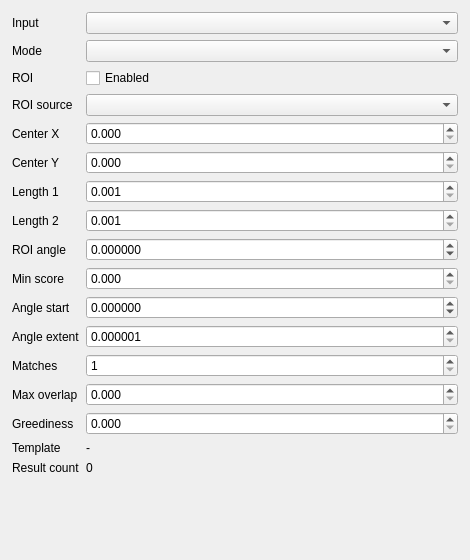
This is XVision/XvFuncCollection/XvFuncSystem/Location/HModelMatchWdg.ui in peopleyoung/XVision as Qt 5 draws it before an edit. The edited form follows.
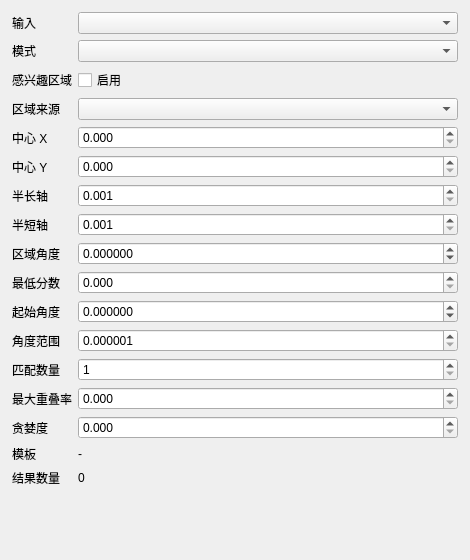
This is the edited form.

```diff
--- a/XVision/XvFuncCollection/XvFuncSystem/Location/HModelMatchWdg.ui
+++ b/XVision/XvFuncCollection/XvFuncSystem/Location/HModelMatchWdg.ui
@@ -14,39 +14,39 @@
    <item>
     <layout class="QFormLayout" name="formLayout">
      <property name="fieldGrowthPolicy"><enum>QFormLayout::AllNonFixedFieldsGrow</enum></property>
-     <item row="0" column="0"><widget class="QLabel" name="lbInputImage"><property name="text"><string>Input</string></property></widget></item>
+     <item row="0" column="0"><widget class="QLabel" name="lbInputImage"><property name="text"><string>输入</string></property></widget></item>
      <item row="0" column="1"><widget class="QComboBox" name="cmbInputImage"/></item>
-     <item row="1" column="0"><widget class="QLabel" name="lbMode"><property name="text"><string>Mode</string></property></widget></item>
+     <item row="1" column="0"><widget class="QLabel" name="lbMode"><property name="text"><string>模式</string></property></widget></item>
      <item row="1" column="1"><widget class="QComboBox" name="cmbMode"/></item>
-     <item row="2" column="0"><widget class="QLabel" name="lbUseRoi"><property name="text"><string>ROI</string></property></widget></item>
-     <item row="2" column="1"><widget class="QCheckBox" name="ckbUseRoi"><property name="text"><string>Enabled</string></property></widget></item>
-     <item row="3" column="0"><widget class="QLabel" name="lbRoiSource"><property name="text"><string>ROI source</string></property></widget></item>
+     <item row="2" column="0"><widget class="QLabel" name="lbUseRoi"><property name="text"><string>感兴趣区域</string></property></widget></item>
+     <item row="2" column="1"><widget class="QCheckBox" name="ckbUseRoi"><property name="text"><string>启用</string></property></widget></item>
+     <item row="3" column="0"><widget class="QLabel" name="lbRoiSource"><property name="text"><string>区域来源</string></property></widget></item>
      <item row="3" column="1"><widget class="QComboBox" name="cmbTemplateRoi"/></item>
-     <item row="4" column="0"><widget class="QLabel" name="lbRoiX"><property name="text"><string>Center X</string></property></widget></item>
+     <item row="4" column="0"><widget class="QLabel" name="lbRoiX"><property name="text"><string>中心 X</string></property></widget></item>
      <item row="4" column="1"><widget class="QDoubleSpinBox" name="dsbRoiX"><property name="maximum"><double>1000000.000000000000000</double></property><property name="decimals"><number>3</number></property></widget></item>
-     <item row="5" column="0"><widget class="QLabel" name="lbRoiY"><property name="text"><string>Center Y</string></property></widget></item>
+     <item row="5" column="0"><widget class="QLabel" name="lbRoiY"><property name="text"><string>中心 Y</string></property></widget></item>
      <item row="5" column="1"><widget class="QDoubleSpinBox" name="dsbRoiY"><property name="maximum"><double>1000000.000000000000000</double></property><property name="decimals"><number>3</number></property></widget></item>
-     <item row="6" column="0"><widget class="QLabel" name="lbLength1"><property name="text"><string>Length 1</string></property></widget></item>
+     <item row="6" column="0"><widget class="QLabel" name="lbLength1"><property name="text"><string>半长轴</string></property></widget></item>
      <item row="6" column="1"><widget class="QDoubleSpinBox" name="dsbLength1"><property name="minimum"><double>0.001000000000000</double></property><property name="maximum"><double>1000000.000000000000000</double></property><property name="decimals"><number>3</number></property></widget></item>
-     <item row="7" column="0"><widget class="QLabel" name="lbLength2"><property name="text"><string>Length 2</string></property></widget></item>
+     <item row="7" column="0"><widget class="QLabel" name="lbLength2"><property name="text"><string>半短轴</string></property></widget></item>
      <item row="7" column="1"><widget class="QDoubleSpinBox" name="dsbLength2"><property name="minimum"><double>0.001000000000000</double></property><property name="maximum"><double>1000000.000000000000000</double></property><property name="decimals"><number>3</number></property></widget></item>
-     <item row="8" column="0"><widget class="QLabel" name="lbRoiAngle"><property name="text"><string>ROI angle</string></property></widget></item>
+     <item row="8" column="0"><widget class="QLabel" name="lbRoiAngle"><property name="text"><string>区域角度</string></property></widget></item>
      <item row="8" column="1"><widget class="QDoubleSpinBox" name="dsbRoiAngle"><property name="minimum"><double>-1000.000000000000000</double></property><property name="maximum"><double>1000.000000000000000</double></property><property name="decimals"><number>6</number></property></widget></item>
-     <item row="9" column="0"><widget class="QLabel" name="lbMinScore"><property name="text"><string>Min score</string></property></widget></item>
+     <item row="9" column="0"><widget class="QLabel" name="lbMinScore"><property name="text"><string>最低分数</string></property></widget></item>
      <item row="9" column="1"><widget class="QDoubleSpinBox" name="dsbMinScore"><property name="maximum"><double>1.000000000000000</double></property><property name="singleStep"><double>0.050000000000000</double></property><property name="decimals"><number>3</number></property></widget></item>
-     <item row="10" column="0"><widget class="QLabel" name="lbAngleStart"><property name="text"><string>Angle start</string></property></widget></item>
+     <item row="10" column="0"><widget class="QLabel" name="lbAngleStart"><property name="text"><string>起始角度</string></property></widget></item>
      <item row="10" column="1"><widget class="QDoubleSpinBox" name="dsbAngleStart"><property name="minimum"><double>-1000.000000000000000</double></property><property name="maximum"><double>1000.000000000000000</double></property><property name="decimals"><number>6</number></property></widget></item>
-     <item row="11" column="0"><widget class="QLabel" name="lbAngleExtent"><property name="text"><string>Angle extent</string></property></widget></item>
+     <item row="11" column="0"><widget class="QLabel" name="lbAngleExtent"><property name="text"><string>角度范围</string></property></widget></item>
      <item row="11" column="1"><widget class="QDoubleSpinBox" name="dsbAngleExtent"><property name="minimum"><double>0.000001000000000</double></property><property name="maximum"><double>6.283185307179586</double></property><property name="decimals"><number>6</number></property></widget></item>
-     <item row="12" column="0"><widget class="QLabel" name="lbNumMatches"><property name="text"><string>Matches</string></property></widget></item>
+     <item row="12" column="0"><widget class="QLabel" name="lbNumMatches"><property name="text"><string>匹配数量</string></property></widget></item>
      <item row="12" column="1"><widget class="QSpinBox" name="spbNumMatches"><property name="minimum"><number>1</number></property><property name="maximum"><number>1000</number></property></widget></item>
-     <item row="13" column="0"><widget class="QLabel" name="lbMaxOverlap"><property name="text"><string>Max overlap</string></property></widget></item>
+     <item row="13" column="0"><widget class="QLabel" name="lbMaxOverlap"><property name="text"><string>最大重叠率</string></property></widget></item>
      <item row="13" column="1"><widget class="QDoubleSpinBox" name="dsbMaxOverlap"><property name="maximum"><double>1.000000000000000</double></property><property name="singleStep"><double>0.050000000000000</double></property><property name="decimals"><number>3</number></property></widget></item>
-     <item row="14" column="0"><widget class="QLabel" name="lbGreediness"><property name="text"><string>Greediness</string></property></widget></item>
+     <item row="14" column="0"><widget class="QLabel" name="lbGreediness"><property name="text"><string>贪婪度</string></property></widget></item>
      <item row="14" column="1"><widget class="QDoubleSpinBox" name="dsbGreediness"><property name="maximum"><double>1.000000000000000</double></property><property name="singleStep"><double>0.050000000000000</double></property><property name="decimals"><number>3</number></property></widget></item>
-     <item row="15" column="0"><widget class="QLabel" name="lbTemplateState"><property name="text"><string>Template</string></property></widget></item>
+     <item row="15" column="0"><widget class="QLabel" name="lbTemplateState"><property name="text"><string>模板</string></property></widget></item>
      <item row="15" column="1"><widget class="QLabel" name="lbTemplateStateVal"><property name="text"><string>-</string></property></widget></item>
-     <item row="16" column="0"><widget class="QLabel" name="lbMatchCount"><property name="text"><string>Result count</string></property></widget></item>
+     <item row="16" column="0"><widget class="QLabel" name="lbMatchCount"><property name="text"><string>结果数量</string></property></widget></item>
      <item row="16" column="1"><widget class="QLabel" name="lbMatchCountVal"><property name="text"><string>0</string></property></widget></item>
     </layout>
    </item>
```
Left out of the diff: 2 changed lines with no effect on the pictures.
